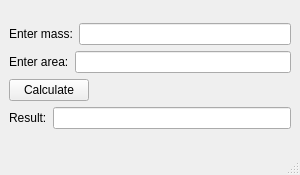
First picture: the form in to_the_bottom_qt/programm.ui, repository kolyshek/to_the_bottom_qt, before the edit.
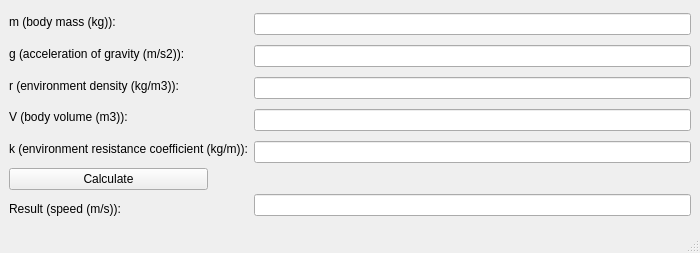
Second picture: the form after the edit.

Patch:
```diff
--- a/to_the_bottom_qt/programm.ui
+++ b/to_the_bottom_qt/programm.ui
@@ -6,10 +6,22 @@
    <rect>
     <x>0</x>
     <y>0</y>
-    <width>300</width>
-    <height>175</height>
+    <width>700</width>
+    <height>253</height>
    </rect>
   </property>
+  <property name="minimumSize">
+   <size>
+    <width>700</width>
+    <height>253</height>
+   </size>
+  </property>
+  <property name="maximumSize">
+   <size>
+    <width>700</width>
+    <height>253</height>
+   </size>
+  </property>
   <property name="windowTitle">
    <string>Programm</string>
   </property>
@@ -17,78 +29,123 @@
    <property name="enabled">
     <bool>true</bool>
    </property>
-   <layout class="QVBoxLayout" name="verticalLayout_2">
+   <layout class="QVBoxLayout" name="verticalLayout">
     <item>
-     <layout class="QVBoxLayout" name="verticalLayout">
+     <layout class="QHBoxLayout" name="generalHorizontalLayout">
       <item>
-       <layout class="QHBoxLayout" name="horizontalLayout">
+       <layout class="QVBoxLayout" name="IAndCVerticalLayout">
         <item>
-         <widget class="QLabel" name="massLabel">
+         <widget class="QLabel" name="bodyMassLabel">
           <property name="text">
-           <string>Enter mass:</string>
+           <string>m (body mass (kg)):</string>
           </property>
          </widget>
         </item>
         <item>
-         <widget class="QLineEdit" name="massLineEdit">
-          <property name="maxLength">
-           <number>8192</number>
+         <widget class="QLabel" name="aOfGLabel">
+          <property name="text">
+           <string>g (acceleration of gravity (m/s2)):</string>
           </property>
          </widget>
         </item>
-       </layout>
-      </item>
-      <item>
-       <layout class="QHBoxLayout" name="horizontalLayout_2">
         <item>
-         <widget class="QLabel" name="areaLabel">
+         <widget class="QLabel" name="enviromentDensityLabel">
           <property name="text">
-           <string>Enter area:</string>
+           <string>r (environment density (kg/m3)):</string>
           </property>
          </widget>
         </item>
         <item>
-         <widget class="QLineEdit" name="areaLineEdit">
-          <property name="maxLength">
-           <number>8192</number>
+         <widget class="QLabel" name="bodyVolumeLabel">
+          <property name="text">
+           <string>V (body volume (m3)):</string>
           </property>
          </widget>
         </item>
+        <item>
+         <widget class="QLabel" name="ERCLabel">
+          <property name="text">
+           <string>k (environment resistance coefficient (kg/m)):</string>
+          </property>
+         </widget>
+        </item>
+        <item>
+         <layout class="QHBoxLayout" name="horizontalLayout_2">
+          <item>
+           <widget class="QPushButton" name="calculate">
+            <property name="text">
+             <string>Calculate</string>
+            </property>
+           </widget>
+          </item>
+          <item>
+           <spacer name="calculateHorizontalSpacer_">
+            <property name="orientation">
+             <enum>Qt::Horizontal</enum>
+            </property>
+            <property name="sizeType">
+             <enum>QSizePolicy::Fixed</enum>
+            </property>
+            <property name="sizeHint" stdset="0">
+             <size>
+              <width>40</width>
+              <height>21</height>
+             </size>
+            </property>
+           </spacer>
+          </item>
+         </layout>
+        </item>
+        <item>
+         <widget class="QLabel" name="resultLabel">
+          <property name="text">
+           <string>Result (speed (m/s)):</string>
+          </property>
+         </widget>
+        </item>
        </layout>
       </item>
       <item>
-       <layout class="QHBoxLayout" name="horizontalLayout_3">
+       <layout class="QVBoxLayout" name="IOVerticalLayout">
         <item>
-         <widget class="QPushButton" name="calculate">
-          <property name="text">
-           <string>Calculate</string>
+         <widget class="QLineEdit" name="bodyMassLineEdit">
+          <property name="maxLength">
+           <number>8192</number>
           </property>
          </widget>
         </item>
+        <item>
+         <widget class="QLineEdit" name="aOfGLineEdit">
+          <property name="maxLength">
+           <number>8192</number>
+          </property>
+         </widget>
+        </item>
+        <item>
+         <widget class="QLineEdit" name="enviromentDensityLineEdit"/>
+        </item>
+        <item>
+         <widget class="QLineEdit" name="bodyVolumeLineEdit"/>
+        </item>
+        <item>
+         <widget class="QLineEdit" name="ERCLineEdit"/>
+        </item>
         <item>
          <spacer name="horizontalSpacer">
           <property name="orientation">
            <enum>Qt::Horizontal</enum>
           </property>
+          <property name="sizeType">
+           <enum>QSizePolicy::Fixed</enum>
+          </property>
           <property name="sizeHint" stdset="0">
            <size>
             <width>40</width>
-            <height>20</height>
+            <height>21</height>
            </size>
           </property>
          </spacer>
         </item>
-       </layout>
-      </item>
-      <item>
-       <layout class="QHBoxLayout" name="horizontalLayout_4">
-        <item>
-         <widget class="QLabel" name="resultLabel">
-          <property name="text">
-           <string>Result:</string>
-          </property>
-         </widget>
-        </item>
         <item>
          <widget class="QLineEdit" name="resultLineEdit"/>
         </item>
```
Left out of the diff: 4 changed lines with no effect on the pictures.
